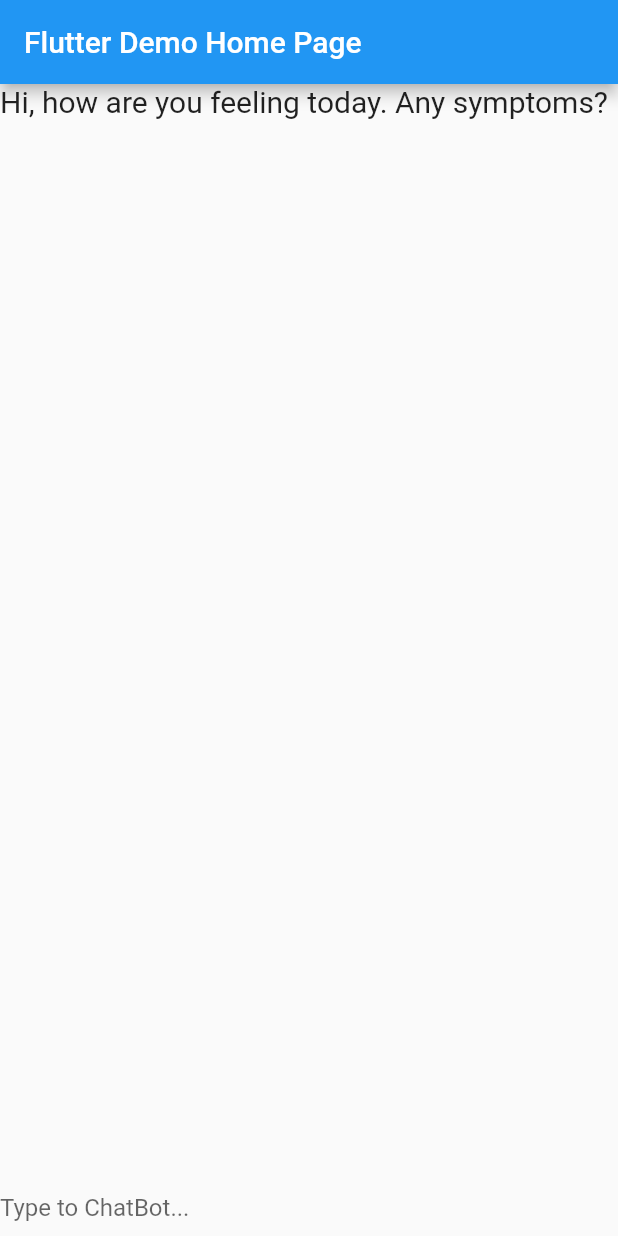
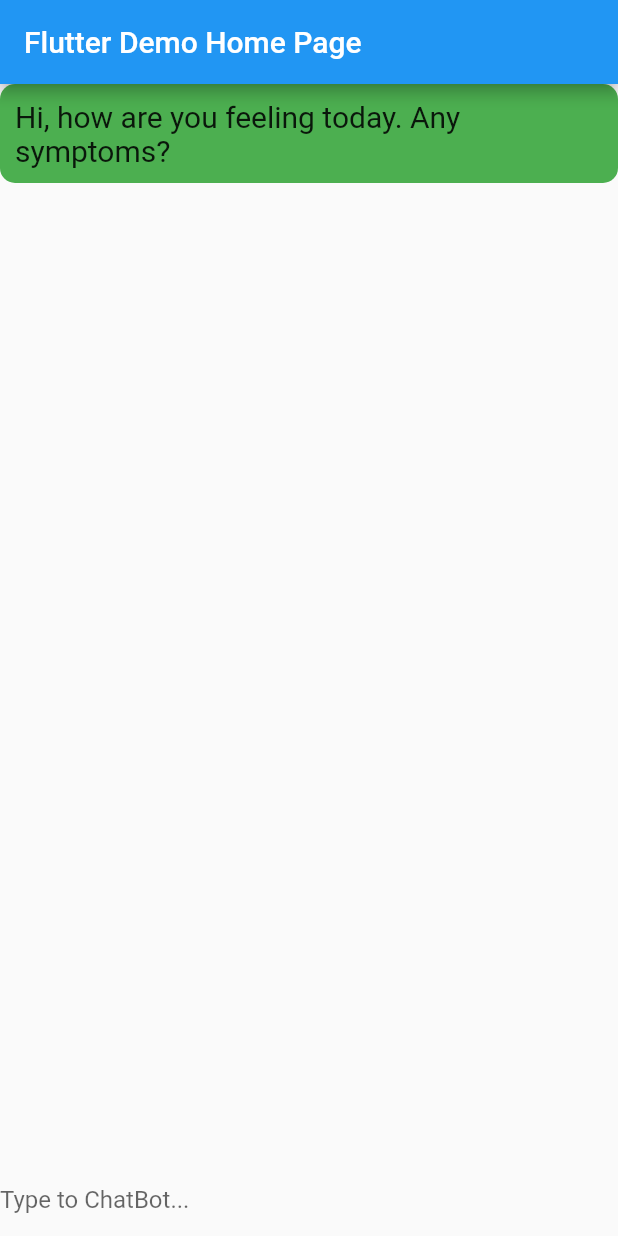
Before and after one commit to raxosiris/healthcare_app, a Flutter app: the screen it shows after launch, on a phone screen of 412 x 824 dp. Run offline on Flutter 3.47's test engine with Material 2 defaults, Android fonts, the phone set to English and light mode, and no system bars.

```diff
--- a/lib/main.dart
+++ b/lib/main.dart
@@ -51,6 +51,12 @@ class _MyHomePageState extends State<MyHomePage> {
 
   Widget botText(String message) {
     return Container(
+        padding: EdgeInsets.all(10.0),
+        decoration: new BoxDecoration(
+          shape: BoxShape.rectangle,
+          color: Colors.green,
+          borderRadius: new BorderRadius.all(new Radius.circular(10.0)),
+        ),
         child: Text(
           message,
           style: TextStyle(fontSize: 20.0),
@@ -59,6 +65,11 @@ class _MyHomePageState extends State<MyHomePage> {
 
   Widget userText(String message) {
     return Container(
+      decoration: new BoxDecoration(
+        shape: BoxShape.rectangle,
+        color: Colors.red,
+        borderRadius: new BorderRadius.all(new Radius.circular(10.0)),
+      ),
         child: Text(
           message,
           style: TextStyle(fontSize: 20.0),
@@ -74,19 +85,37 @@ class _MyHomePageState extends State<MyHomePage> {
         child: Stack(
           children: <Widget>[
             Padding(
-              padding: const EdgeInsets.only(bottom: 20.0),
-              child: ListView(
-                children: widgetList,
+              padding: const EdgeInsets.only(bottom: 60.0),
+              child: Container(
+               // color: Colors.red,
+                child: ListView.builder(
+                    itemCount: widgetList.length,
+                    itemBuilder: (BuildContext context, int index) {
+                      return widgetList[index];
+                    }),
               ),
             ),
             Align(
               alignment: Alignment.bottomCenter,
-              child: Container(
-                height: 20.0,
               child: TextField(
                 decoration: InputDecoration(
                     border: InputBorder.none, hintText: 'Type to ChatBot...'),
-                    controller: typeController),
+                controller: typeController,
+                onSubmitted: (s) {
+                  print(s);
+                  widgetList.add(userText(s));
+                  final responder = Responder(2018 - approxAge, gender);
+                  responder.response(typeController.text).then((response) {
+                    print('Respionse');
+                    print(response);
+                    widgetList.add(botText(response));
+                    chatHistory += "$response\n";
+
+                    setState(() {});
+                  });
+                  chatHistory += "${typeController.text}\n";
+                  typeController.text = "";
+                },
               ),
             )
           ],
```
Lines whose indentation alone changed are shown as unchanged.
